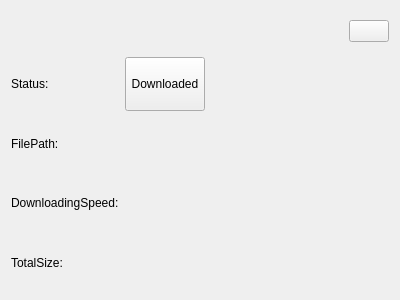
Above: sVanilla/src/ClientUi/Download/DownloadedInfoWidget.ui from WangPengZhan/sVanilla before the change. Below: the same form after it.
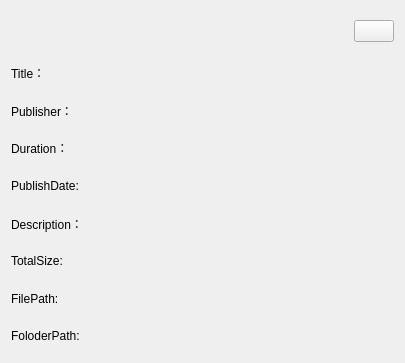
That is the form after the change. Icons and pictures are not drawn.

What changed in the file:
```diff
--- a/sVanilla/src/ClientUi/Download/DownloadedInfoWidget.ui
+++ b/sVanilla/src/ClientUi/Download/DownloadedInfoWidget.ui
@@ -6,46 +6,15 @@
    <rect>
     <x>0</x>
     <y>0</y>
-    <width>400</width>
-    <height>300</height>
+    <width>405</width>
+    <height>363</height>
    </rect>
   </property>
   <property name="windowTitle">
    <string>DownloadedInfoWidget</string>
   </property>
-  <layout class="QGridLayout" name="gridLayout_2">
-   <item row="3" column="0">
-    <widget class="QLabel" name="labelFilePathIdentifier">
-     <property name="text">
-      <string>FilePath:</string>
-     </property>
-    </widget>
-   </item>
-   <item row="0" column="3">
-    <widget class="QPushButton" name="btnClose">
-     <property name="icon">
-         <iconset theme=":/icon/close.svg"/>
-     </property>
-     <property name="_vanillaStyle_Patch" stdset="0">
-      <string>CleanButtonPatch</string>
-     </property>
-    </widget>
-   </item>
-   <item row="5" column="0">
-    <widget class="QLabel" name="labelTotalSizeIdentifier">
-     <property name="text">
-      <string>TotalSize:</string>
-     </property>
-    </widget>
-   </item>
-   <item row="2" column="0">
-    <widget class="QLabel" name="labelStatusIdentifier">
-     <property name="text">
-      <string>Status:</string>
-     </property>
-    </widget>
-   </item>
-   <item row="0" column="2">
+  <layout class="QGridLayout" name="gridLayout">
+   <item row="0" column="1">
     <spacer name="horizontalSpacer">
      <property name="orientation">
       <enum>Qt::Horizontal</enum>
@@ -58,56 +27,140 @@
      </property>
     </spacer>
    </item>
+   <item row="0" column="2">
+    <widget class="QPushButton" name="btnClose">
+     <property name="icon">
+      <iconset theme=":/icon/close.svg"/>
+     </property>
+     <property name="_vanillaStyle_Patch" stdset="0">
+      <string>CleanButtonPatch</string>
+     </property>
+    </widget>
+   </item>
+   <item row="1" column="0">
+    <widget class="QLabel" name="labelTitleIdentifier">
+     <property name="text">
+      <string>Title：</string>
+     </property>
+    </widget>
+   </item>
+   <item row="2" column="0">
+    <widget class="QLabel" name="labelPublisherIdentifier">
+     <property name="text">
+      <string>Publisher：</string>
+     </property>
+    </widget>
+   </item>
+   <item row="3" column="0">
+    <widget class="QLabel" name="labelDurationIdentifier">
+     <property name="text">
+      <string>Duration：</string>
+     </property>
+    </widget>
+   </item>
    <item row="4" column="0">
-    <widget class="QLabel" name="labelSpeedIdentifier">
+    <widget class="QLabel" name="labelPublishIdentifier">
      <property name="text">
-      <string>DownloadingSpeed:</string>
+      <string>PublishDate:</string>
      </property>
     </widget>
    </item>
-   <item row="2" column="1">
-    <widget class="QPushButton" name="btnStatus">
-     <property name="sizePolicy">
-      <sizepolicy hsizetype="Minimum" vsizetype="Minimum">
-       <horstretch>0</horstretch>
-       <verstretch>0</verstretch>
-      </sizepolicy>
+   <item row="5" column="0">
+    <widget class="QLabel" name="labelDescriptionIdentifier">
+     <property name="text">
+      <string>Description：</string>
      </property>
-     <property name="layoutDirection">
-      <enum>Qt::RightToLeft</enum>
+    </widget>
+   </item>
+   <item row="6" column="0">
+    <widget class="QLabel" name="labelTotalSizeIdentifier">
+     <property name="text">
+      <string>TotalSize:</string>
      </property>
+    </widget>
+   </item>
+   <item row="7" column="0">
+    <widget class="QLabel" name="labelFilePathIdentifier">
      <property name="text">
-      <string>Downloaded</string>
+      <string>FilePath:</string>
      </property>
-     <property name="checkable">
-      <bool>false</bool>
+    </widget>
+   </item>
+   <item row="8" column="0">
+    <widget class="QLabel" name="labelFolderPathIdentifier">
+     <property name="text">
+      <string>FoloderPath:</string>
      </property>
-     <property name="_vanillaStyle_Patch" stdset="0">
-      <string>CleanButtonPatch</string>
+    </widget>
+   </item>
+   <item row="2" column="1" colspan="2">
+    <widget class="QLabel" name="labelPublisher">
+     <property name="text">
+      <string/>
      </property>
+     <property name="wordWrap">
+      <bool>true</bool>
+     </property>
     </widget>
    </item>
-   <item row="3" column="1" colspan="3">
-    <widget class="QLabel" name="labelFilePath">
+   <item row="1" column="1" colspan="2">
+    <widget class="QLabel" name="labelTitle">
      <property name="text">
       <string/>
      </property>
+     <property name="wordWrap">
+      <bool>true</bool>
+     </property>
     </widget>
    </item>
-   <item row="4" column="1" colspan="3">
-    <widget class="QLabel" name="labelSpeed">
+   <item row="3" column="1" colspan="2">
+    <widget class="QLabel" name="labelDuration">
      <property name="text">
       <string/>
      </property>
+     <property name="wordWrap">
+      <bool>true</bool>
+     </property>
     </widget>
    </item>
-   <item row="5" column="1" colspan="3">
+   <item row="4" column="1" colspan="2">
+    <widget class="QLabel" name="labelPublishDate">
+     <property name="text">
+      <string/>
+     </property>
+    </widget>
+   </item>
+   <item row="5" column="1" colspan="2">
+    <widget class="QLabel" name="labelDescription">
+     <property name="text">
+      <string/>
+     </property>
+     <property name="wordWrap">
+      <bool>true</bool>
+     </property>
+    </widget>
+   </item>
+   <item row="6" column="1" colspan="2">
     <widget class="QLabel" name="labelTotalSize">
      <property name="text">
       <string/>
      </property>
     </widget>
    </item>
+   <item row="7" column="1" colspan="2">
+    <widget class="QLabel" name="labelFilePath">
+     <property name="text">
+      <string/>
+     </property>
+    </widget>
+   </item>
+   <item row="8" column="1" colspan="2">
+    <widget class="QLabel" name="labelFolderPath">
+     <property name="text">
+      <string/>
+     </property>
+    </widget>
+   </item>
   </layout>
  </widget>
  <resources/>
```
